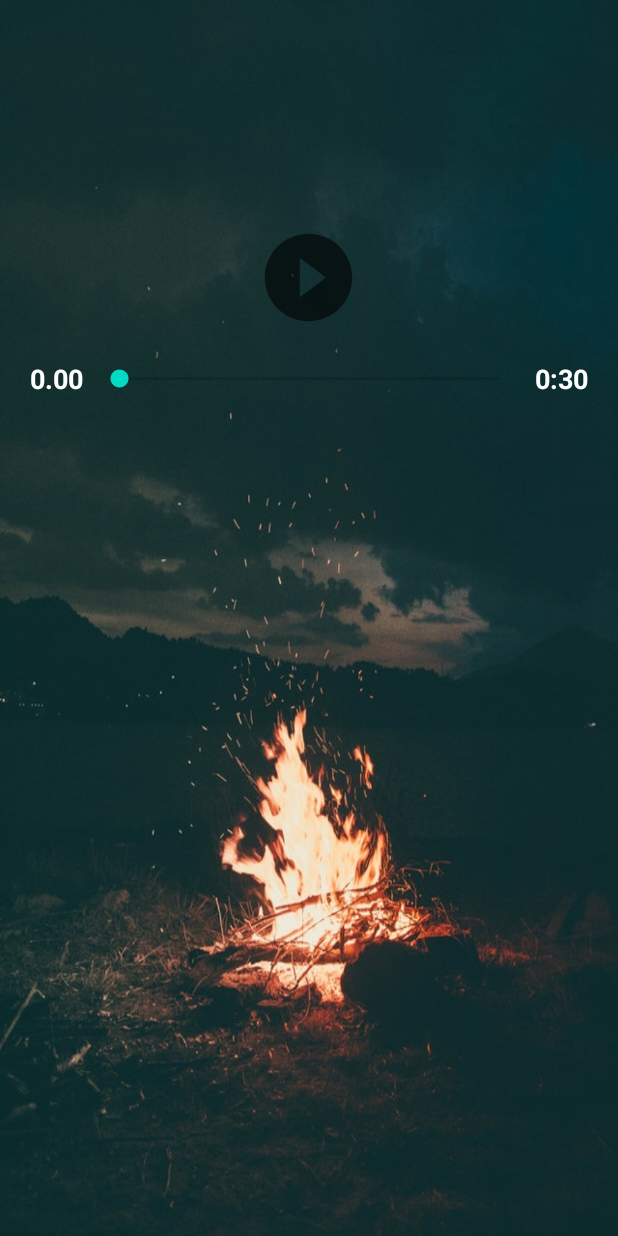
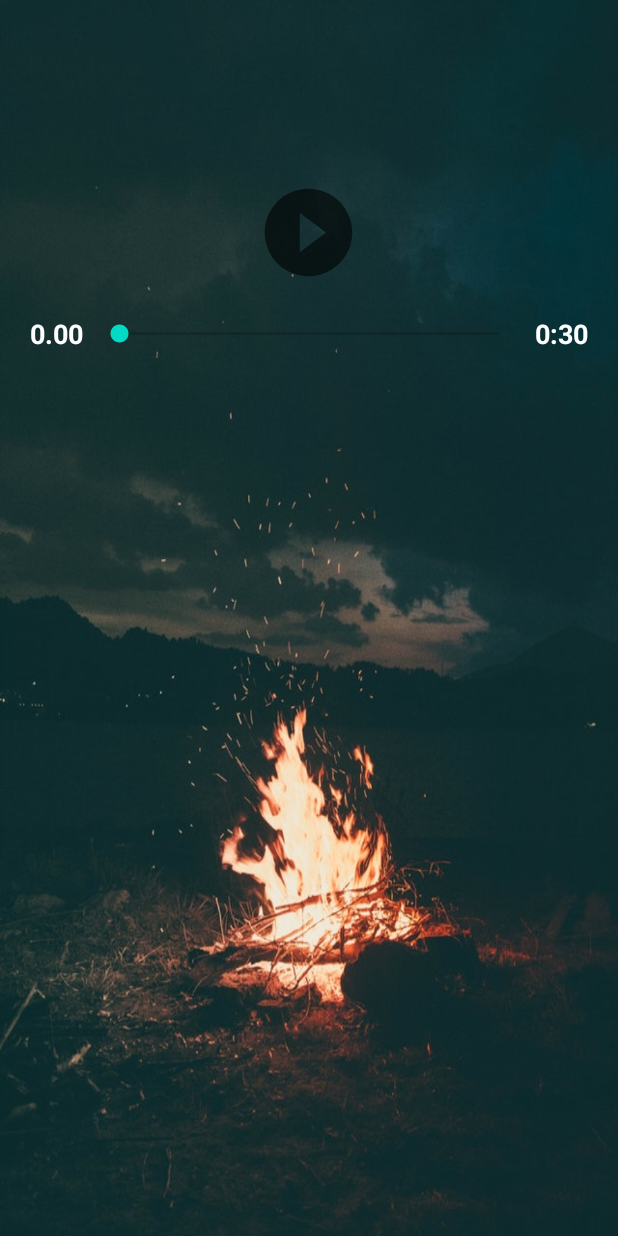
Before and after one commit to devSouvik/relax, an Android app: the fireActivity screen opened directly, with no data from a screen before it, on a phone screen of 412 x 824 dp. Run offline under Robolectric (Android 15) with nearby library versions, the phone set to English and light mode, and no system bars; our stand-ins replace AdMob; Roboto replaces fonts that are not available here.

Commit message:
added admob

```diff
--- a/app/build.gradle
+++ b/app/build.gradle
@@ -29,5 +29,5 @@ dependencies {
     testImplementation 'junit:junit:4.12'
     androidTestImplementation 'androidx.test.ext:junit:1.1.1'
     androidTestImplementation 'androidx.test.espresso:espresso-core:3.2.0'
-
+    implementation 'com.google.android.gms:play-services-ads:19.3.0'
 }
--- a/app/src/main/AndroidManifest.xml
+++ b/app/src/main/AndroidManifest.xml
@@ -14,6 +14,9 @@
         android:theme="@style/AppTheme"
         android:usesCleartextTraffic="true"
         tools:targetApi="m">
+        <meta-data
+            android:name="com.google.android.gms.ads.APPLICATION_ID"
+            android:value="ca-app-pub-5987395665390713~4971519914"/>
         <activity android:name=".galaxyActivity"></activity>
         <activity android:name=".fireActivity" />
         <activity android:name=".rainActivity" />
--- a/app/src/main/java/com/example/relax/MainActivity.java
+++ b/app/src/main/java/com/example/relax/MainActivity.java
@@ -6,6 +6,12 @@ import android.content.Intent;
 import android.os.Bundle;
 import android.view.View;
 import android.widget.Button;
+
+import com.google.android.gms.ads.AdRequest;
+import com.google.android.gms.ads.AdView;
+import com.google.android.gms.ads.MobileAds;
+import com.google.android.gms.ads.initialization.InitializationStatus;
+import com.google.android.gms.ads.initialization.OnInitializationCompleteListener;
 
 public class MainActivity extends AppCompatActivity {
 
--- a/app/src/main/java/com/example/relax/fireActivity.java
+++ b/app/src/main/java/com/example/relax/fireActivity.java
@@ -14,6 +14,12 @@ import android.widget.SeekBar;
 import android.widget.TextView;
 import android.widget.Toast;
 
+import com.google.android.gms.ads.AdRequest;
+import com.google.android.gms.ads.AdView;
+import com.google.android.gms.ads.MobileAds;
+import com.google.android.gms.ads.initialization.InitializationStatus;
+import com.google.android.gms.ads.initialization.OnInitializationCompleteListener;
+
 public class fireActivity extends AppCompatActivity {
 
     private ImageView imagePlayPause;
@@ -21,12 +27,23 @@ public class fireActivity extends AppCompatActivity {
     private SeekBar playerSeekBar;
     private MediaPlayer mediaPlayer;
     private Handler handler = new Handler();
+    private AdView mAdView;
+
 
     @SuppressLint("ClickableViewAccessibility")
     @Override
     protected void onCreate(Bundle savedInstanceState) {
         super.onCreate(savedInstanceState);
         setContentView(R.layout.activity_fire);
+
+        MobileAds.initialize(this, new OnInitializationCompleteListener() {
+            @Override
+            public void onInitializationComplete(InitializationStatus initializationStatus) {
+            }
+        });
+        mAdView = findViewById(R.id.adView);
+        AdRequest adRequest = new AdRequest.Builder().build();
+        mAdView.loadAd(adRequest);
 
         imagePlayPause = findViewById(R.id.imagePlayPause);
         textCurrentTime = findViewById(R.id.textCurrentTime);
--- a/app/src/main/res/layout/activity_fire.xml
+++ b/app/src/main/res/layout/activity_fire.xml
@@ -7,9 +7,21 @@
     android:orientation="vertical"
     android:background="@drawable/fire"
     tools:context=".forestActivity">
+
+    <com.google.android.gms.ads.AdView
+        xmlns:ads="http://schemas.android.com/apk/res-auto"
+        android:id="@+id/adView"
+        android:layout_width="wrap_content"
+        android:layout_height="wrap_content"
+        android:layout_centerHorizontal="true"
+        android:layout_alignParentTop="true"
+        ads:adSize="BANNER"
+        ads:adUnitId="ca-app-pub-3940256099942544/6300978111">
+    </com.google.android.gms.ads.AdView>
+
     <ImageView
         android:id="@+id/imagePlayPause"
-        android:layout_marginTop="150dp"
+        android:layout_marginTop="120dp"
         android:contentDescription="@string/app_name"
         android:src="@drawable/ic_play"
         android:layout_width="70dp"
--- a/app/src/main/res/layout/activity_main.xml
+++ b/app/src/main/res/layout/activity_main.xml
@@ -5,7 +5,6 @@
     android:layout_height="match_parent"
     android:background="@drawable/background"
     tools:context=".MainActivity">
-
 
     <Button
         android:id="@+id/forest"
```
Also changed, not shown: app/src/main/java/com/example/relax/forestActivity.java (+17 -0 lines), app/src/main/java/com/example/relax/galaxyActivity.java (+17 -0 lines), app/src/main/java/com/example/relax/rainActivity.java (+17 -0 lines), app/src/main/res/layout/activity_forest.xml (+13 -1 lines), app/src/main/res/layout/activity_galaxy.xml (+13 -1 lines), app/src/main/res/layout/activity_rain.xml (+13 -1 lines).
